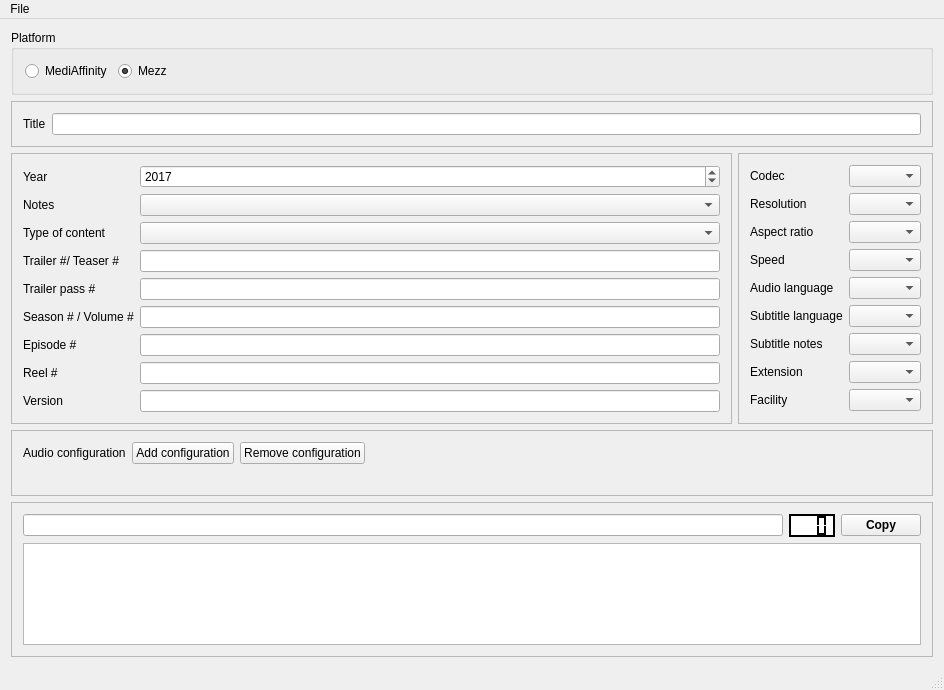
SimonTheChain/file_renamer, file filerenamerwindow.ui: the form before one commit.
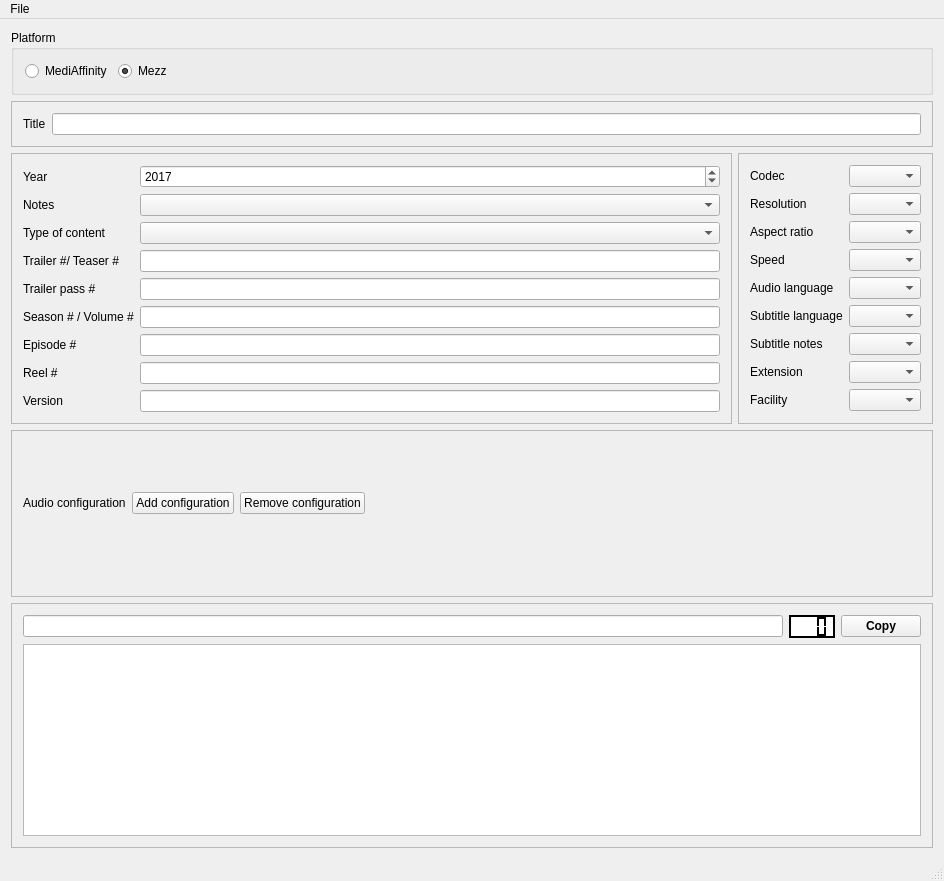
The form after the commit.

What changed in the file:
```diff
--- a/filerenamerwindow.ui
+++ b/filerenamerwindow.ui
@@ -7,7 +7,7 @@
     <x>0</x>
     <y>0</y>
     <width>944</width>
-    <height>690</height>
+    <height>881</height>
    </rect>
   </property>
   <property name="windowTitle">
@@ -169,6 +169,12 @@
     </item>
     <item row="3" column="0" colspan="2">
      <widget class="QFrame" name="frame_3">
+      <property name="sizePolicy">
+       <sizepolicy hsizetype="Preferred" vsizetype="MinimumExpanding">
+        <horstretch>0</horstretch>
+        <verstretch>0</verstretch>
+       </sizepolicy>
+      </property>
       <property name="frameShape">
        <enum>QFrame::StyledPanel</enum>
       </property>
```
Left out of the diff: 4 changed lines with no effect on the pictures.
